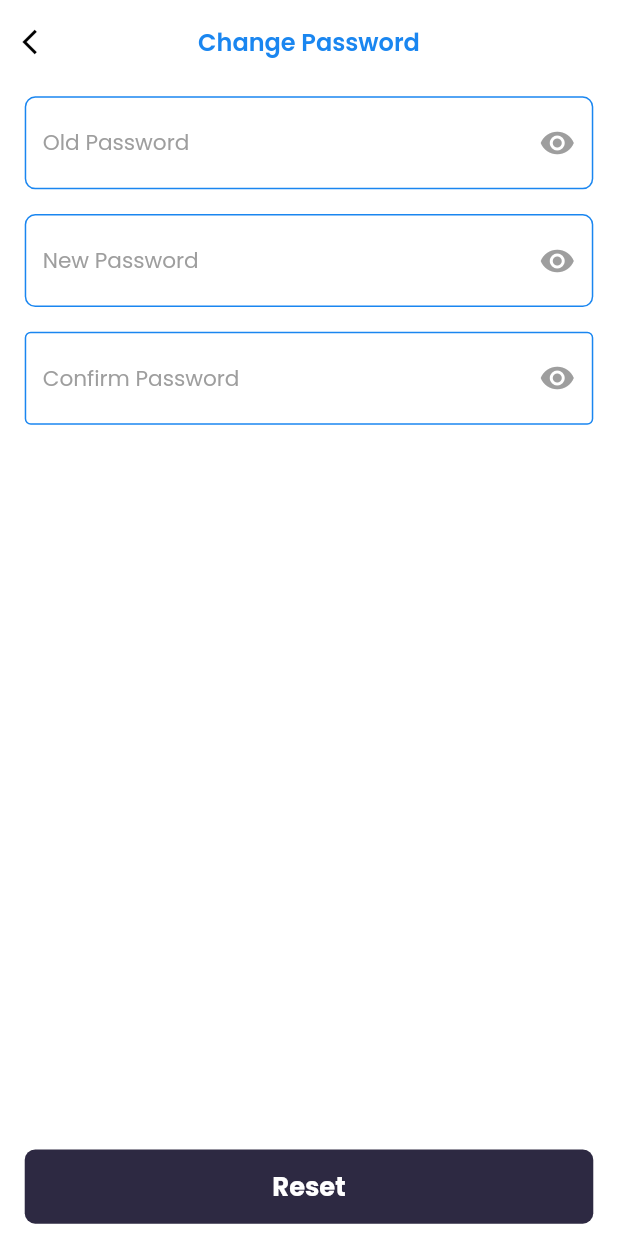
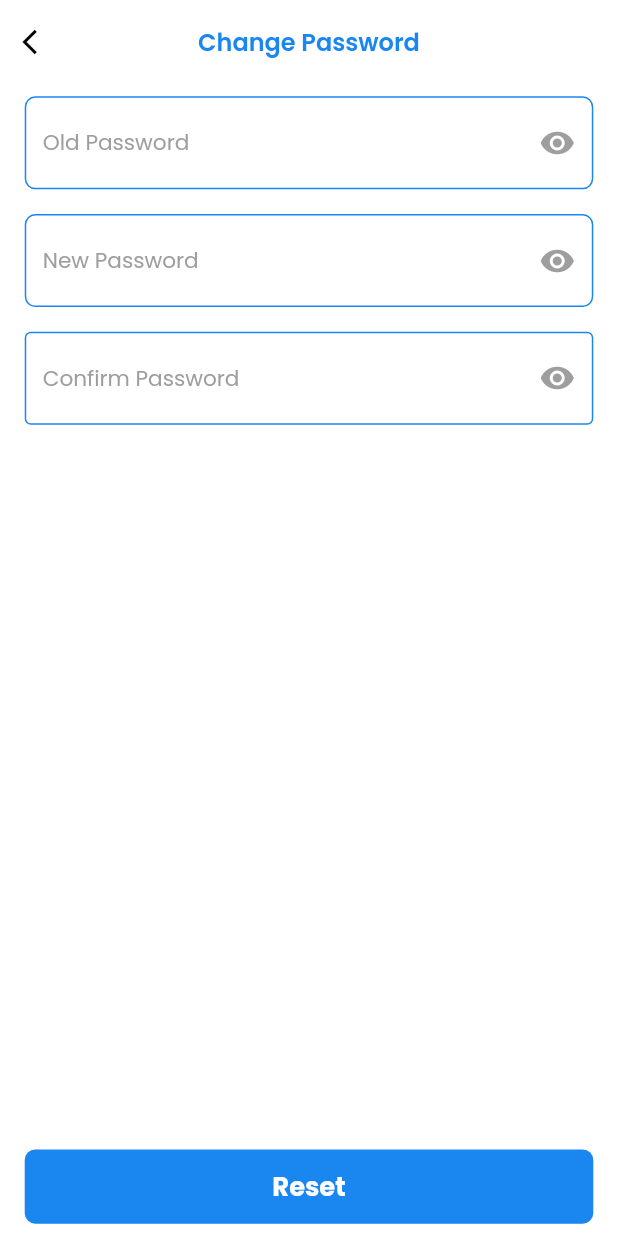
Before and after one commit to irutvikk/single_grocery_driver, a Flutter app: the Changepassword screen opened directly, on a phone screen of 412 x 824 dp. Run offline on Flutter 3.47's test engine with Material 2 defaults, Android fonts, the phone set to English and light mode, and no system bars; our stand-ins replace connectivity_plus, dio, easy_localization, firebase_core, firebase_messaging, flutter_local_notifications and 8 more; missing offline and left inert: flutter_phone_direct_caller; accounts and stored records are empty.

Commit message:
rutvik 1

```diff
--- a/lib/page/settings/changepassword.dart
+++ b/lib/page/settings/changepassword.dart
@@ -226,7 +226,7 @@ class _ChangepasswordState extends State<Changepassword> {
           ),
           height: 6.h,
           decoration: BoxDecoration(
-              color: color.black, borderRadius: BorderRadius.circular(7)),
+              color: color.primarycolor, borderRadius: BorderRadius.circular(7)),
           child: Center(
             child: Text(
               LocaleKeys.reset.tr(),
--- a/lib/page/settings/editprofile.dart
+++ b/lib/page/settings/editprofile.dart
@@ -252,7 +252,7 @@ class _EditprofileState extends State<Editprofile> {
                         hintText: LocaleKeys.Name.tr(),
                         enabledBorder: OutlineInputBorder(
                           borderRadius: BorderRadius.circular(6.5),
-                          borderSide:  BorderSide(color: color.grey),
+                          borderSide:  BorderSide(color: color.primarycolor),
                         ),
                         focusedBorder: OutlineInputBorder(
                           borderRadius: BorderRadius.circular(6.5),
@@ -269,7 +269,7 @@ class _EditprofileState extends State<Editprofile> {
                         hintText: LocaleKeys.Email.tr(),
                         enabledBorder: OutlineInputBorder(
                           borderRadius: BorderRadius.circular(6.5),
-                          borderSide: const BorderSide(color: Colors.grey),
+                          borderSide:  BorderSide(color: color.primarycolor),
                         ),
                         focusedBorder: OutlineInputBorder(
                           borderRadius: BorderRadius.circular(6.5),
@@ -286,7 +286,7 @@ class _EditprofileState extends State<Editprofile> {
                         hintText: LocaleKeys.Phoneno.tr(),
                         enabledBorder: OutlineInputBorder(
                           borderRadius: BorderRadius.circular(6.5),
-                          borderSide: const BorderSide(color: Colors.grey),
+                          borderSide:  BorderSide(color: color.primarycolor),
                         ),
                         focusedBorder: OutlineInputBorder(
                           borderRadius: BorderRadius.circular(6.5),
```
